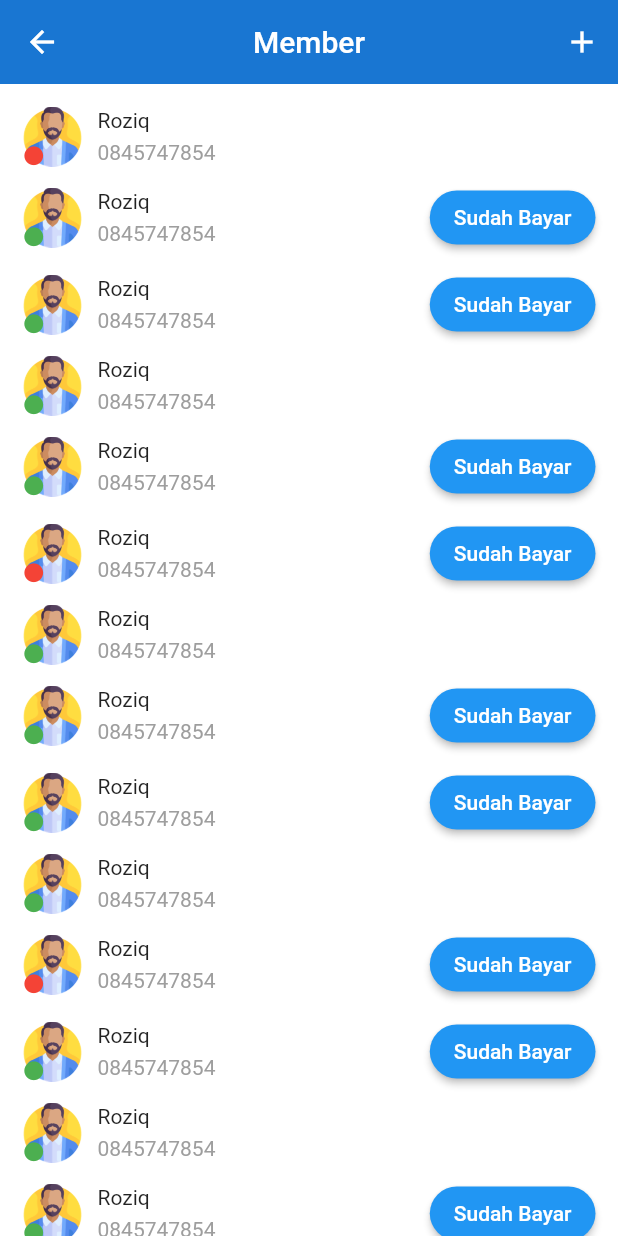
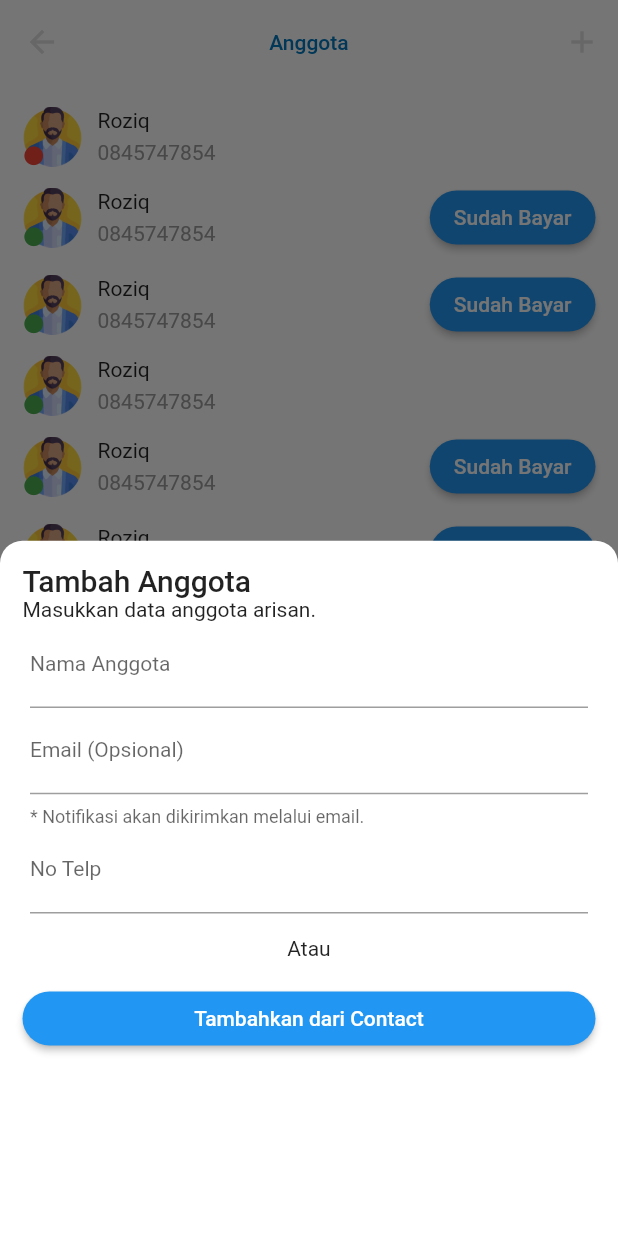
Before and after one commit to AmirDev83/arisan_digital, a Flutter app: the MemberScreen screen opened directly, after a tap on the "add" icon, on a phone screen of 412 x 824 dp. Run offline on Flutter 3.47's test engine with Material 2 defaults, Android fonts, the phone set to English and light mode, and no system bars; our stand-ins replace introduction_screen.

Commit message:
update create member

```diff
--- /dev/null
+++ b/lib/screens/members/create_member_screen.dart
@@ -0,0 +1,19 @@
+import 'package:flutter/material.dart';
+
+class CreateMemberScreen extends StatefulWidget {
+  const CreateMemberScreen({Key? key}) : super(key: key);
+
+  @override
+  State<CreateMemberScreen> createState() => _CreateMemberScreenState();
+}
+
+class _CreateMemberScreenState extends State<CreateMemberScreen> {
+  @override
+  Widget build(BuildContext context) {
+    return Scaffold(
+      appBar: AppBar(
+        title: Text('Tambah Anggota'),
+      ),
+    );
+  }
+}
--- a/lib/screens/members/member_screen.dart
+++ b/lib/screens/members/member_screen.dart
@@ -1,3 +1,4 @@
+import 'package:arisan_digital/screens/members/create_member_screen.dart';
 import 'package:flutter/material.dart';
 
 class MemberScreen extends StatefulWidget {
@@ -15,13 +16,91 @@ class _MemberScreenState extends State<MemberScreen> {
       body: CustomScrollView(physics: const BouncingScrollPhysics(), slivers: [
         SliverAppBar(
             floating: true,
+            iconTheme: IconThemeData(color: Colors.grey.shade300),
+            titleTextStyle: TextStyle(
+                color: Colors.lightBlue.shade800, fontWeight: FontWeight.w500),
+            backgroundColor: Colors.white,
+            centerTitle: true,
             elevation: 0,
-            backgroundColor: Colors.blue[700],
             actions: [
-              IconButton(onPressed: () {}, icon: Icon(Icons.add)),
+              IconButton(
+                  onPressed: () {
+                    showModalBottomSheet<void>(
+                      backgroundColor: Colors.transparent,
+                      context: context,
+                      builder: (BuildContext context) {
+                        return Container(
+                          height: 500,
+                          padding: EdgeInsets.all(15),
+                          decoration: BoxDecoration(
+                              color: Colors.white,
+                              borderRadius: BorderRadius.only(
+                                  topLeft: Radius.circular(15),
+                                  topRight: Radius.circular(15))),
+                          child: Column(
+                            crossAxisAlignment: CrossAxisAlignment.start,
+                            children: <Widget>[
+                              Text(
+                                'Tambah Anggota',
+                                style: TextStyle(
+                                    fontSize: 20, fontWeight: FontWeight.w500),
+                              ),
+                              Text(
+                                'Masukkan data anggota arisan.',
+                                style: TextStyle(fontSize: 14),
+                              ),
+                              Container(
+                                  margin: EdgeInsets.only(left: 5, right: 5),
+                                  child: TextField(
+                                    decoration: InputDecoration(
+                                        labelStyle: TextStyle(fontSize: 14),
+                                        labelText: "Nama Anggota"),
+                                  )),
+                              Container(
+                                  margin: EdgeInsets.only(left: 5, right: 5),
+                                  child: TextField(
+                                    decoration: InputDecoration(
+                                        helperText:
+                                            "* Notifikasi akan dikirimkan melalui email.",
+                                        labelStyle: TextStyle(fontSize: 14),
+                                        labelText: "Email (Opsional)"),
+                                  )),
+                              Container(
+                                  margin: EdgeInsets.only(left: 5, right: 5),
+                                  child: TextField(
+                                    decoration: InputDecoration(
+                                        labelStyle: TextStyle(fontSize: 14),
+                                        labelText: "No Telp"),
+                                  )),
+                              Container(
+                                  margin: EdgeInsets.symmetric(vertical: 15),
+                                  child: Center(child: const Text('Atau'))),
+                              Container(
+                                // margin: EdgeInsets.all(15),
+                                width: MediaQuery.of(context).size.width,
+                                child: ElevatedButton(
+                                  style: ElevatedButton.styleFrom(
+                                    shape: RoundedRectangleBorder(
+                                      borderRadius: BorderRadius.circular(20.0),
+                                    ),
+                                  ),
+                                  child: const Text('Tambahkan dari Contact'),
+                                  onPressed: () => Navigator.pop(context),
+                                ),
+                              )
+                            ],
+                          ),
+                        );
+                      },
+                    );
+                    // Navigator.push(context,
+                    //     MaterialPageRoute(builder: (builder) {
+                    //   return CreateMemberScreen();
+                    // }));
+                  },
+                  icon: Icon(Icons.add)),
             ],
-            centerTitle: true,
-            title: Text('Member')),
+            title: Text('Anggota')),
         SliverList(
             delegate: SliverChildListDelegate([
           ListView.builder(
```
